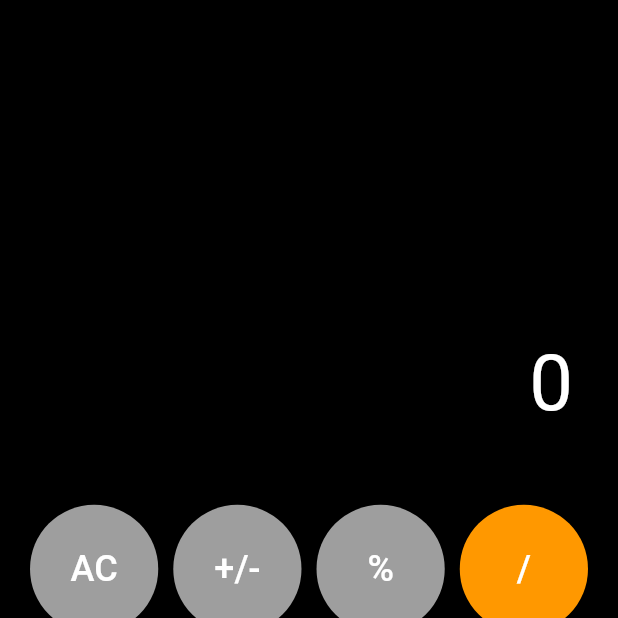
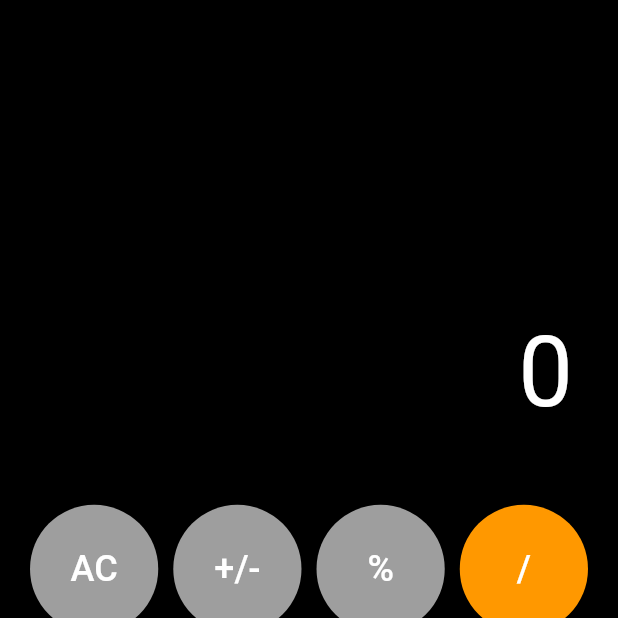
Before and after one commit to ThomasUgh/IOS-Taschenrechner, a Flutter app: the screen it shows after launch, on a phone screen of 412 x 824 dp, the top half of it. Run offline on Flutter 3.47's test engine with Material 2 defaults, Android fonts, the phone set to English and light mode, and no system bars; our stand-ins replace math_expressions.

Commit message:
Change Letter Size

```diff
--- a/taschenrechner/lib/main.dart
+++ b/taschenrechner/lib/main.dart
@@ -114,7 +114,7 @@ class _MyHomePageState extends State<MyHomePage> {
                 alignment: Alignment.bottomRight,
                 padding: const EdgeInsets.all(30),
                 child: Text(_display,
-                    style: const TextStyle(fontSize: 52, color: Colors.white)),
+                    style: const TextStyle(fontSize: 65, color: Colors.white)),
               ),
             ),
             GridView.builder(
```
